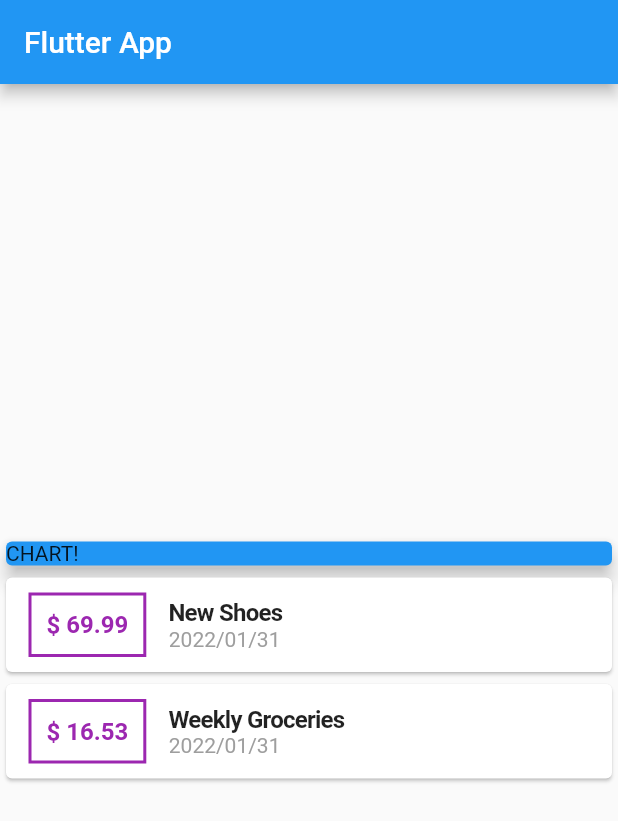
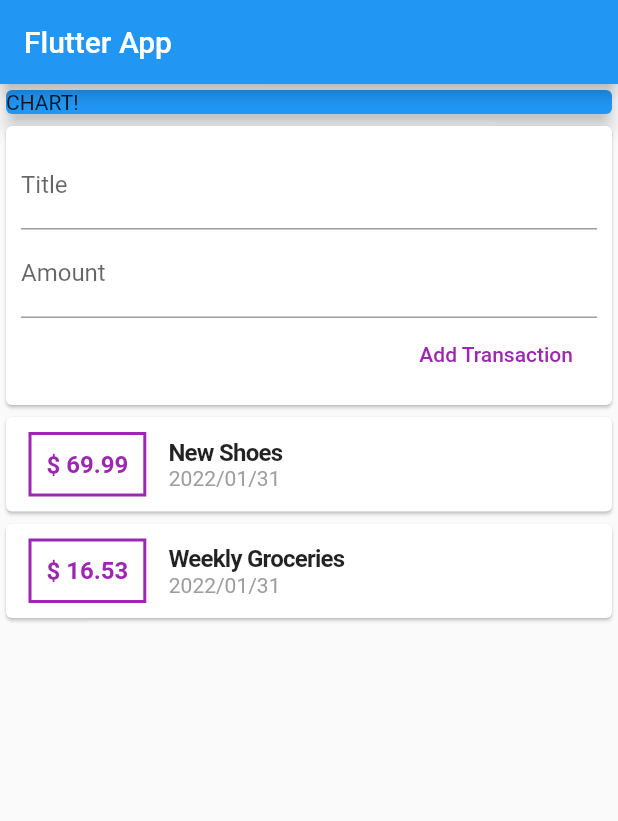
Before and after one commit to wonkooklee/flutter_expenses_app, a Flutter app: the screen it shows after launch, on a phone screen of 412 x 824 dp. Shown: the top 821 px of the screen. Run offline on Flutter 3.47's test engine with Material 2 defaults, Android fonts, the phone set to English and light mode, and no system bars.

Commit message:
Adding Text Input WIdgets (TextField)

```diff
--- a/lib/main.dart
+++ b/lib/main.dart
@@ -38,7 +38,7 @@ class MyHomePage extends StatelessWidget {
         title: Text('Flutter App'),
       ),
       body: Column(
-        mainAxisAlignment: MainAxisAlignment.center,
+        // mainAxisAlignment: MainAxisAlignment.center,
         crossAxisAlignment: CrossAxisAlignment.stretch,
         children: <Widget>[
           Container(
@@ -47,6 +47,29 @@ class MyHomePage extends StatelessWidget {
               color: Colors.blue,
               child: Text('CHART!'),
               elevation: 5,
+            ),
+          ),
+          Card(
+            child: Container(
+              padding: EdgeInsets.all(10),
+              child: Column(
+                crossAxisAlignment: CrossAxisAlignment.end,
+                children: <Widget>[
+                  TextField(
+                    decoration: InputDecoration(labelText: 'Title'),
+                  ),
+                  TextField(
+                    decoration: InputDecoration(labelText: 'Amount'),
+                  ),
+                  FlatButton(
+                    textColor: Colors.purple,
+                    child: Text(
+                      'Add Transaction',
+                    ),
+                    onPressed: () {},
+                  )
+                ],
+              ),
             ),
           ),
           Column(
```
